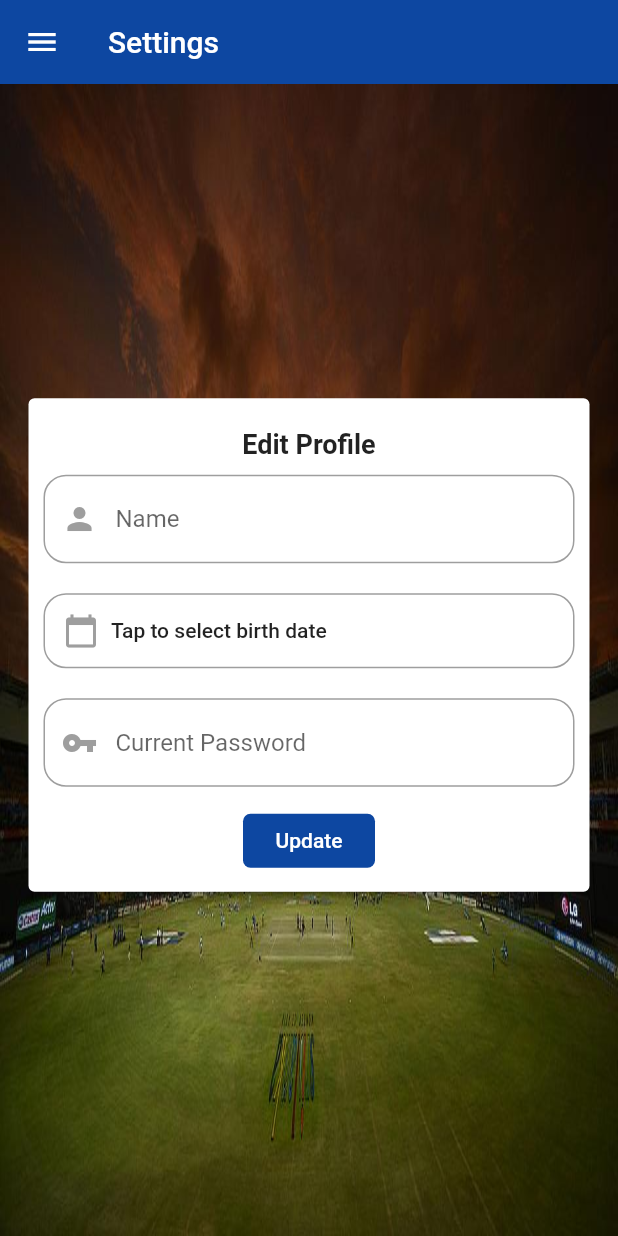
After one commit to chamikaravinda/sri_lanka_cricket_app, a Flutter app: the Settings screen opened directly, on a phone screen of 412 x 824 dp. The commit adds this screen. Run offline on Flutter 3.47's test engine with Material 2 defaults, Android fonts, the phone set to English and light mode, and no system bars; our stand-ins replace cloud_firestore, firebase_auth, flutter_spinkit, fluttertoast; accounts and stored records are empty.

Commit message:
user profile update

```diff
--- a/lib/main.dart
+++ b/lib/main.dart
@@ -13,6 +13,10 @@ class MyApp extends StatelessWidget {
     return StreamProvider<User>.value(
       value: AuthService().user,
       child: MaterialApp(
+        theme: new ThemeData(
+          brightness: Brightness.light,
+          primaryColor: Colors.blue[900],
+        ),
         home:Wrapper(),
       ),
     );
--- a/lib/models/user.dart
+++ b/lib/models/user.dart
@@ -10,6 +10,6 @@ class UserData{
   final String uid;
   final String name;
   final String email;
-
-  UserData({this.uid,this.name,this.email});
+  final String birthDay;
+  UserData({this.uid,this.name,this.email,this.birthDay});
 }
--- a/lib/screens/home/fixtures.dart
+++ b/lib/screens/home/fixtures.dart
@@ -16,7 +16,7 @@ class _FixturesCalanderState extends State<FixturesCalander> {
     return Scaffold(
       backgroundColor: Colors.blue[200],
       appBar: AppBar(
-        title: Text('Sri Lanka Cricket'),
+        title: Text('Fixtures Calander'),
         backgroundColor:  Colors.blue[900],
         elevation: 0.0,
       ),
--- a/lib/screens/home/home.dart
+++ b/lib/screens/home/home.dart
@@ -1,5 +1,6 @@
 import 'package:app/models/fixtures.dart';
 import 'package:app/screens/home/fixtures.dart';
+import 'package:app/screens/home/settings.dart';
 import 'package:app/shared/loading.dart';
 import 'package:flutter/material.dart';
 import 'package:provider/provider.dart';
@@ -14,7 +15,7 @@ class Home extends StatefulWidget {
 }
 
 class _HomeState extends State<Home> {
-  int showPage = 2;
+  int showPage = 1;
 
   void toggleView(int page){
     setState(() => showPage = page);
@@ -68,6 +69,8 @@ class _HomeState extends State<Home> {
       );
     }else if(showPage ==2 ) {
       return FixturesCalander(toggleView: toggleView,);
+    }else if(showPage ==8) {
+      return Settings(toggleView: toggleView,);
     }else{
       return Loading();
     }
--- /dev/null
+++ b/lib/screens/home/settings.dart
@@ -0,0 +1,200 @@
+import 'package:app/models/user.dart';
+import 'package:app/services/auth.dart';
+import 'package:app/services/database.dart';
+import 'package:app/shared/loading.dart';
+import 'package:app/shared/sideDrawer.dart';
+import 'package:flutter/material.dart';
+import 'package:app/shared/constants.dart';
+import 'package:provider/provider.dart';
+import 'package:intl/intl.dart';
+import 'package:fluttertoast/fluttertoast.dart';
+
+
+class Settings extends StatefulWidget {
+
+  final Function toggleView;
+  Settings({this.toggleView});
+
+  @override
+  _SettingsState createState() => _SettingsState();
+}
+
+class _SettingsState extends State<Settings> {
+
+  final AuthService _authService = AuthService();
+
+  final _ediPofileFormKey = GlobalKey<FormState>();
+  final _changePasswordFormKey = GlobalKey<FormState>();
+
+  //text filed state
+  String name = '';
+  String email = '';
+  String password = '';
+  String birthday = null;
+
+  @override
+  Widget build(BuildContext context) {
+    final user = Provider.of<User>(context);
+
+    //birthday picker
+
+    Future<void> _selectDate(BuildContext context) async {
+      final DateTime d = await showDatePicker(
+        context: context,
+        initialDate: DateTime.now(),
+        firstDate: DateTime(1900),
+        lastDate: DateTime(DateTime.now().year+1),
+
+      );
+      print (d);
+      if (d != null)
+        setState(() {
+          birthday = new DateFormat.yMMMMd("en_US").format(d);
+        });
+    }
+
+    return StreamBuilder<UserData>(
+      stream: DatabaseService(uid:user.uid).userData,
+      builder: (context, snapshot) {
+        if(snapshot.hasData){
+          UserData userData = snapshot.data;
+          name = userData.name;
+          email =userData.email;
+
+          if(userData.birthDay != '' && birthday == null){
+            birthday = userData.birthDay;
+          }
+
+
+          return Scaffold(
+            backgroundColor: Colors.blue[200],
+            appBar: AppBar(
+              title: Text('Settings'),
+              backgroundColor:  Colors.blue[900],
+              elevation: 0.0,
+            ),
+            drawer: SideDrawer(toggleView: widget.toggleView),
+            body: Stack(
+              children: <Widget>[
+                Container(
+                    decoration: BoxDecoration(
+                        image: DecorationImage(
+                          image: AssetImage('images/bg.jpg'),
+                          fit: BoxFit.fill,
+                        )
+                    )
+                ),
+                Center(
+                  child: SingleChildScrollView(
+                    child: Column(
+                      crossAxisAlignment: CrossAxisAlignment.stretch,
+                      children: <Widget>[
+                        Padding(
+                          padding: EdgeInsets.symmetric(horizontal: 15.0),
+                          child: Card(
+                            child: Padding(
+                              padding:EdgeInsets.all(10.0) ,
+                              child: Form(
+                                key: _ediPofileFormKey,
+                                child: Column(
+                                  children: <Widget>[
+                                    SizedBox(height: 10.0),
+                                    Text(
+                                        'Edit Profile',
+                                        style: TextStyle(
+                                            fontSize: 18.0,
+                                            fontWeight: FontWeight.w600
+                                        )),
+                                    SizedBox(height: 10.0,),
+                                    TextFormField(
+                                      decoration: textInputDecorationBlack.copyWith(
+                                          hintText: 'Name',
+                                          prefixIcon: Icon(Icons.person,color: Colors.grey,)
+                                      ),
+                                      initialValue: userData.name,
+                                      validator: (val)=>val.isEmpty ? 'Enter the name' :null,
+                                      onChanged: (val){
+                                        setState(() => name=val);
+                                      },
+                                    ),
+                                    SizedBox(height: 20.0,),
+                                    Container(
+                                      decoration: const BoxDecoration(
+                                          border: Border(
+                                            top: BorderSide(width: 1.0, color: Colors.grey),
+                                            left: BorderSide(width: 1.0, color: Colors.grey),
+                                            right: BorderSide(width: 1.0, color: Colors.grey),
+                                            bottom: BorderSide(width: 1.0, color: Colors.grey),
+                                          ),
+                                          borderRadius: BorderRadius.all(Radius.circular(15))
+                                      ),
+                                      child: Row(
+                                        mainAxisAlignment: MainAxisAlignment.start,
+                                        children: <Widget>[
+                                          FlatButton.icon(
+                                            icon: Icon(
+                                              Icons.calendar_today,
+                                              color: Colors.grey,
+                                            ),
+                                            label: Text(birthday ?? 'Tap to select birth date'),
+                                            onPressed: () {
+                                              _selectDate(context);
+                                            },
+                                          ),
+                                        ],
+                                      ),
+                                    ),
+                                    SizedBox(height: 20.0,),
+                                    TextFormField(
+                                      decoration: textInputDecorationBlack.copyWith(
+                                          hintText: 'Current Password',
+                                          prefixIcon: Icon(Icons.vpn_key,color: Colors.grey,)
+                                      ),
+                                      obscureText: true,
+                                      validator: (val)=>val.length<6 ? 'Enter the valid password' :null,
+                                      onChanged: (val){
+                                        setState(() => password=val);
+                                      },
+                                    ),
+                                    SizedBox(height: 12.0,),
+                                    FlatButton(
+                                      color: Colors.blue[900],
+                                      child: Text(
+                                        'Update',
+                                        style: TextStyle(
+                                            color: Colors.white
+                                        ),
+                                      ),
+                                      onPressed: () async {
+                                        if(_ediPofileFormKey.currentState.validate()){
+                                          dynamic result = await _authService.updateUserDetaisl(email,password,name,birthday);
+                                          if(result!=null){
+                                            showToast('Update Successfull');
+                                          }else{
+                                            showToast('Error in updating the userprofile');
+                                          }
+                                        }
+                                      },
+                                      shape: RoundedRectangleBorder(borderRadius: BorderRadius.circular(5.0)),
+                                    )
+                                  ],
+                                ),
+                              ),
+                            ),
+                          ),
+                        ),
+                        SizedBox(height: 20.0,)
+                      ],
+                    ),
+                  ),
+                ),
+              ],
+            ),
+          );
+        }else{
+          return Loading();
+        }
+      }
+    );
+  }
+}
--- a/lib/services/auth.dart
+++ b/lib/services/auth.dart
@@ -47,13 +47,25 @@ class AuthService{
       AuthResult result = await _auth.createUserWithEmailAndPassword(email: email, password: password);
       FirebaseUser user =  result.user;
       //create a new document for the user with the uid
-      await DatabaseService(uid: user.uid).updateUserData(name,email);
+      await DatabaseService(uid: user.uid).updateUserData(name,email,'');
       return _userFromFirebaseUser(user);
     }catch(e){
       print(e.toString());
       return null;
     }
   }
+  Future updateUserDetaisl(String email,String password,String name,String birthDay) async{
+    try{
+      AuthResult result = await _auth.signInWithEmailAndPassword(email: email, password: password);
+        FirebaseUser user = result.user;
+        await DatabaseService(uid: user.uid).updateUserData(name,email,birthDay);
+        return user;
+    }catch(e){
+      print(e.toString());
+      return null;
+    }
+  }
+
   //sign out
   Future signOut() async{
     try{
--- a/lib/shared/constants.dart
+++ b/lib/shared/constants.dart
@@ -1,4 +1,6 @@
 import 'package:flutter/material.dart';
+import 'package:fluttertoast/fluttertoast.dart';
+
 
 const textInputDecoration =  InputDecoration(
     hintText: 'E-mail',
@@ -21,3 +23,38 @@ const textInputDecoration =  InputDecoration(
         borderSide: BorderSide(color: Colors.white,width: 2.0)
     ),
   );
+
+const textInputDecorationBlack =  InputDecoration(
+    hintText: 'E-mail',
+    fillColor: Colors.white,
+    filled: true,
+    enabledBorder: OutlineInputBorder(
+      borderRadius: BorderRadius.all(Radius.circular(15.0)),
+      borderSide: BorderSide(color: Colors.grey,width: 1.0),
+    ),
+    focusedBorder: OutlineInputBorder(
+        borderRadius: BorderRadius.all(Radius.circular(15.0)),
+        borderSide: BorderSide(color: Colors.grey,width: 1.0)
+    ),
+    errorBorder:  OutlineInputBorder(
+        borderRadius: BorderRadius.all(Radius.circular(15.0)),
+        borderSide: BorderSide(color: Colors.red,width: 2.0)
+    ),
+    focusedErrorBorder:  OutlineInputBorder(
+        borderRadius: BorderRadius.all(Radius.circular(15.0)),
+        borderSide: BorderSide(color: Colors.red,width: 2.0)
+    ),
+  );
+
+
+void showToast(String message){
+  Fluttertoast.showToast(
+      msg: message,
+      toastLength: Toast.LENGTH_SHORT,
+      gravity: ToastGravity.BOTTOM,
+      timeInSecForIosWeb: 1,
+      backgroundColor: Colors.blue[900],
+      textColor: Colors.white,
+      fontSize: 16.0
+  );
+}
--- a/lib/shared/sideDrawer.dart
+++ b/lib/shared/sideDrawer.dart
@@ -191,7 +191,9 @@ class _SideDrawerState extends State<SideDrawer> {
                                           color: Colors.white
                                         ),
                                       ),
-                                      onTap: (){},
+                                      onTap: (){
+                                        widget.toggleView(8);
+                                      },
                                     ),
                                   ListTile(
                                       leading: Icon(
--- a/pubspec.yaml
+++ b/pubspec.yaml
@@ -23,6 +23,8 @@ dependencies:
   cloud_firestore: ^0.13.4+2
   provider: ^3.1.0
   flutter_spinkit: ^4.1.2+1
+  intl: ^0.16.1
+  fluttertoast: ^4.0.1
 
   # The following adds the Cupertino Icons font to your application.
   # Use with the CupertinoIcons class for iOS style icons.
```
Also changed, not shown: lib/services/database.dart (+6 -4 lines), pubspec.lock.
